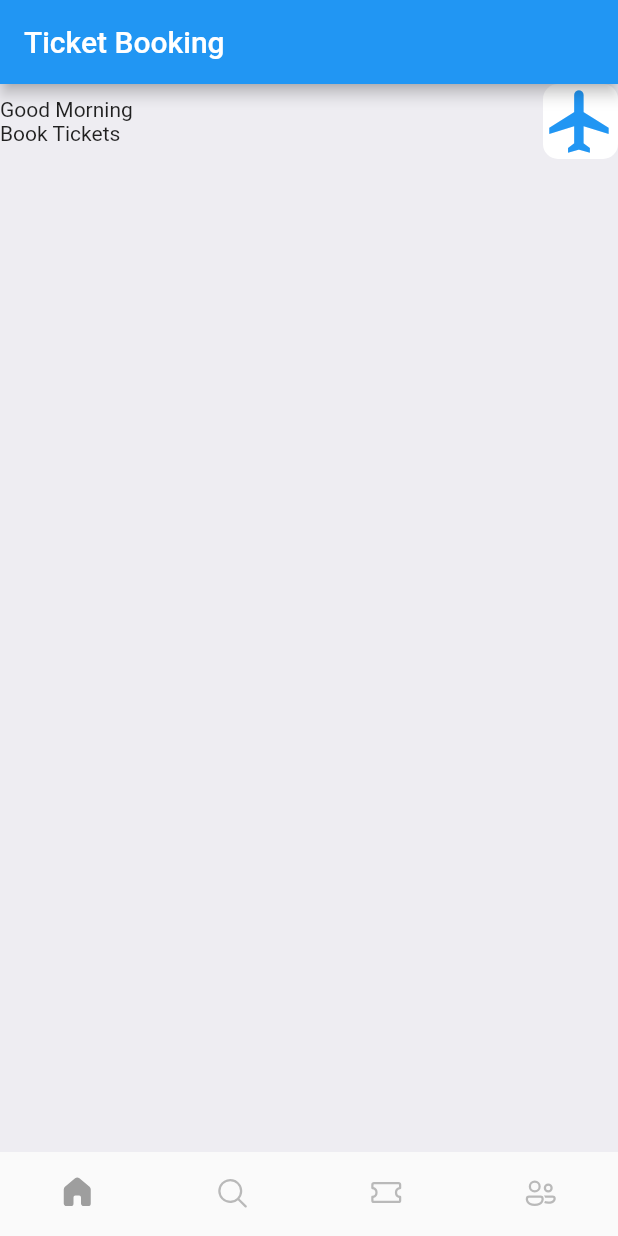
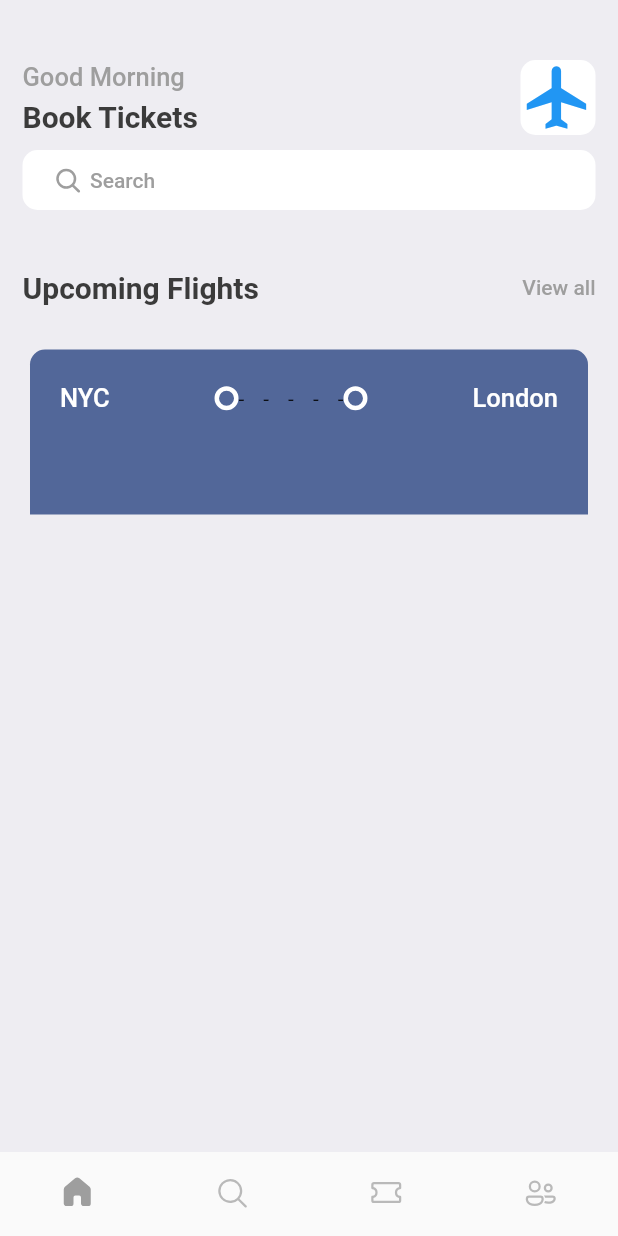
Before and after one commit to Lazymind19/ticket_booking, a Flutter app: the screen it shows after launch, on a phone screen of 412 x 824 dp. Run offline on Flutter 3.47's test engine with Material 2 defaults, Android fonts, the light colour scheme and no system bars; our stand-ins replace fluentui_icons, gap.

Commit message:
custom ticket view setup

```diff
--- a/lib/screens/home_page.dart
+++ b/lib/screens/home_page.dart
@@ -1,5 +1,8 @@
+import 'package:fluentui_icons/fluentui_icons.dart';
 import 'package:flutter/cupertino.dart';
 import 'package:flutter/material.dart';
+import 'package:gap/gap.dart';
+import 'package:ticket_booking_app/screens/ticket_view.dart';
 import 'package:ticket_booking_app/utils/app_style.dart';
 
 class HomePage extends StatelessWidget {
@@ -8,20 +11,29 @@ class HomePage extends StatelessWidget {
   @override
   Widget build(BuildContext context) {
     return Scaffold(
-      backgroundColor:Styles.backgroundColor,
+      backgroundColor: Styles.backgroundColor,
       body: ListView(
         children: [
           Container(
+            padding: const EdgeInsets.symmetric(horizontal: 15),
             child: Column(
               children: [
+                const Gap(40),
                 Row(
                   mainAxisAlignment: MainAxisAlignment.spaceBetween,
                   children: [
                     Column(
                       crossAxisAlignment: CrossAxisAlignment.start,
                       children: [
-                       Text("Good Morning"),
-                       Text("Book Tickets")
+                        Text(
+                          "Good Morning",
+                          style: Styles.headLineStyle3,
+                        ),
+                        const Gap(5),
+                        Text(
+                          "Book Tickets",
+                          style: Styles.headLineStyle2,
+                        )
                       ],
                     ),
                     Container(
@@ -29,13 +41,51 @@ class HomePage extends StatelessWidget {
                         color: Colors.white,
                         borderRadius: BorderRadius.circular(10),
                       ),
-                      child: Icon(Icons.flight, color: Colors.blue,size: 50,),
+                      child: Icon(
+                        Icons.flight,
+                        color: Colors.blue,
+                        size: 50,
                       ),
+                    ),
+                  ],
+                ),
+                const Gap(10),
+                Container(
+                  padding:
+                      const EdgeInsets.symmetric(horizontal: 20, vertical: 10),
+                  decoration: BoxDecoration(
+                      color: Colors.white,
+                      borderRadius: BorderRadius.circular(10)),
+                  child: Row(
+                    children: [
+                      Icon(
+                        FluentSystemIcons.ic_fluent_search_filled,
+                        size: 20,
+                        color: Colors.grey.shade500,
+                      ),
+                      const Gap(5),
+                      Text(
+                        "Search",
+                        style: Styles.headLineStyle4,
+                      )
+                    ],
+                  ),
+                ),
+                const Gap(40),
+                Row(
+                  mainAxisAlignment: MainAxisAlignment.spaceBetween,
+                  children: [
+                    Text("Upcoming Flights", style: Styles.headLineStyle2,),
+                    InkWell(
+                      onTap: (){},
+                        child: Text("View all", style: Styles.headLineStyle4,))
                   ],
                 )
               ],
             ),
-          )
+          ),
+          Gap(10),
+          TicketView(),
         ],
       ),
     );
--- a/lib/screens/main_page.dart
+++ b/lib/screens/main_page.dart
@@ -30,9 +30,6 @@ class _MainPageState extends State<MainPage> {
   @override
   Widget build(BuildContext context) {
     return Scaffold(
-      appBar: AppBar(
-        title: const Text("Ticket Booking"),
-      ),
       body: Center(
         child: _widgets[_selectedIndex],
       ),
--- /dev/null
+++ b/lib/screens/ticket_view.dart
@@ -0,0 +1,58 @@
+
+import 'package:flutter/cupertino.dart';
+import 'package:flutter/material.dart';
+import 'package:gap/gap.dart';
+import 'package:ticket_booking_app/utils/app_layout.dart';
+import 'package:ticket_booking_app/utils/app_style.dart';
+import 'package:ticket_booking_app/widgets/custom_container.dart';
+
+class TicketView extends StatelessWidget {
+  const TicketView({Key? key}) : super(key: key);
+
+  @override
+  Widget build(BuildContext context) {
+    final size = AppLayout.getSize(context);
+    return SizedBox(
+      width: size.width,
+      height: 150,
+      child: Container(
+        margin: const EdgeInsets.all(20),
+        decoration: BoxDecoration(
+          borderRadius:  BorderRadius.only(topLeft: Radius.circular(10), topRight: Radius.circular(10)),
+          color: Styles.orangeColor
+        ),
+        child: Column(
+          children: [
+            Container(
+              padding: const EdgeInsets.all(20),
+              child: Column(
+                children: [
+                  Row(
+                    children: [
+                      Text("NYC", style: Styles.headLineStyle3.copyWith(color: Colors.white)),
+                      Expanded(child: Container()),
+                      CustomContainer(),
+                      Expanded(child: SizedBox(
+                        height: 25,
+                        child: Flex(
+                          direction: Axis.horizontal,
+                          mainAxisAlignment: MainAxisAlignment.spaceBetween,
+                          children: List.generate(5, (index) => Text("-")),
+                        ),
+                      )),
+                      CustomContainer(),
+                      Expanded(child: Container()),
+                      Text("London",style: Styles.headLineStyle3.copyWith(color: Colors.white))
+                    ],
+
+              )
+                ],
+              ),
+            )
+
+          ],
+        ),
+      ),
+    );
+  }
+}
--- /dev/null
+++ b/lib/utils/app_layout.dart
@@ -0,0 +1,7 @@
+import 'package:flutter/cupertino.dart';
+
+class AppLayout{
+  static getSize(BuildContext context){
+    return MediaQuery.of(context).size;
+  }
+}
--- a/lib/utils/app_style.dart
+++ b/lib/utils/app_style.dart
@@ -8,7 +8,7 @@ class Styles{
   static TextStyle textStyle = TextStyle(fontSize: 16, color: primaryTextColor, fontWeight: FontWeight.w500);
   static TextStyle headLineStyle = TextStyle(fontSize: 25, color: primaryTextColor, fontWeight: FontWeight.bold);
   static TextStyle headLineStyle2 = TextStyle(fontSize: 20, color: primaryTextColor, fontWeight: FontWeight.bold);
-  static TextStyle headLineStyle3 = TextStyle(fontSize: 17, color: primaryTextColor, fontWeight: FontWeight.w500);
+  static TextStyle headLineStyle3 = TextStyle(fontSize: 17, color: Colors.grey.shade500, fontWeight: FontWeight.w500);
   static TextStyle headLineStyle4 = TextStyle(fontSize: 14, color: Colors.grey.shade500, fontWeight: FontWeight.w500);
 
 }
--- /dev/null
+++ b/lib/widgets/custom_container.dart
@@ -0,0 +1,15 @@
+import 'package:flutter/material.dart';
+class CustomContainer extends StatelessWidget {
+  const CustomContainer({Key? key}) : super(key: key);
+
+  @override
+  Widget build(BuildContext context) {
+      return Container(
+        padding : const EdgeInsets.all(5),
+        decoration: BoxDecoration(
+          borderRadius: BorderRadius.circular(20),
+          border: Border.all(width: 3, color: Colors.white)
+        ),
+      );
+  }
+}
--- a/pubspec.yaml
+++ b/pubspec.yaml
@@ -35,6 +35,7 @@ dependencies:
   # Use with the CupertinoIcons class for iOS style icons.
   cupertino_icons: ^1.0.2
   fluentui_icons:
+  gap:
 
 dev_dependencies:
   flutter_test:
```
Also changed, not shown: pubspec.lock. Lines whose indentation alone changed are shown as unchanged.
